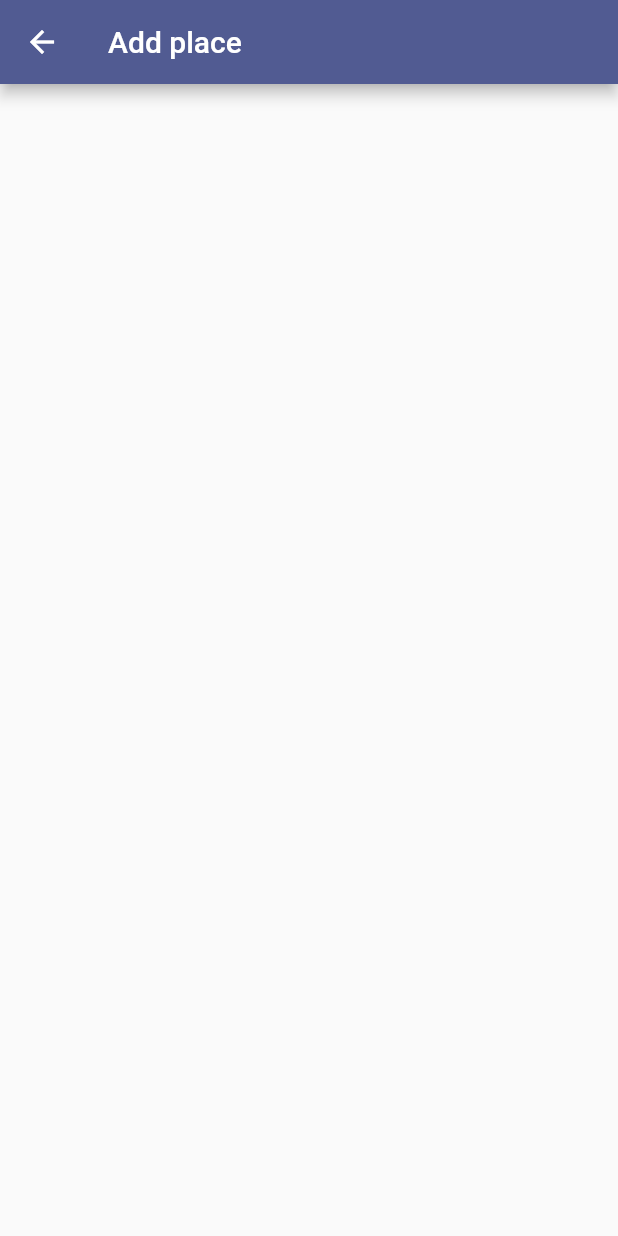
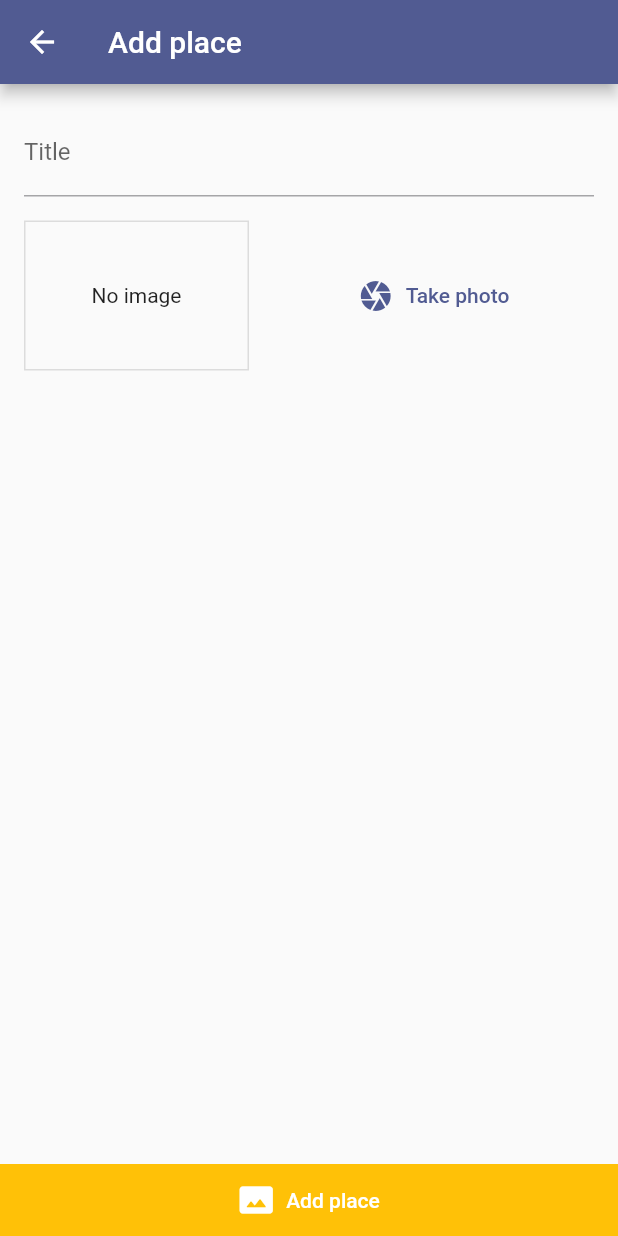
Before and after one commit to vPokladLI/great_places, a Flutter app: the screen it shows after launch, after a tap on the "add" icon, on a phone screen of 412 x 824 dp. Run offline on Flutter 3.47's test engine with Material 2 defaults, Android fonts, the phone set to English and light mode, and no system bars.

Commit message:
add input form

```diff
--- a/lib/main.dart
+++ b/lib/main.dart
@@ -24,7 +24,8 @@ class MyApp extends StatelessWidget {
       child: MaterialApp(
         title: 'Great places',
         theme: ThemeData(
-            colorScheme: ColorScheme.fromSeed(seedColor: Colors.indigo)),
+            colorScheme: ColorScheme.fromSeed(
+                seedColor: Colors.indigo, secondary: Colors.amber)),
         home: const PlacesScreen(),
         routes: {
           AddPlaceScreen.routName: (context) => const AddPlaceScreen(),
--- a/lib/pages/add_place_screen.dart
+++ b/lib/pages/add_place_screen.dart
@@ -1,4 +1,6 @@
 import 'package:flutter/material.dart';
+
+import '../widgets/image_input.dart';
 
 class AddPlaceScreen extends StatefulWidget {
   static String routName = '/add-place';
@@ -15,7 +17,38 @@ class _AddPlaceScreenState extends State<AddPlaceScreen> {
       appBar: AppBar(
         title: const Text('Add place'),
       ),
-      body: Container(),
+      body: Column(
+          mainAxisAlignment: MainAxisAlignment.spaceBetween,
+          crossAxisAlignment: CrossAxisAlignment.stretch,
+          children: [
+            Expanded(
+              child: Padding(
+                padding: const EdgeInsets.all(16.0),
+                child: SingleChildScrollView(
+                  child: Form(
+                    child: Column(children: [
+                      TextFormField(
+                        decoration: InputDecoration(labelText: 'Title'),
+                      ),
+                      SizedBox(
+                        height: 16,
+                      ),
+                      ImageInput(),
+                    ]),
+                  ),
+                ),
+              ),
+            ),
+            ElevatedButton.icon(
+                style: ElevatedButton.styleFrom(
+                    backgroundColor: Theme.of(context).colorScheme.secondary,
+                    padding: EdgeInsets.only(top: 12, bottom: 12),
+                    elevation: 0,
+                    shape: ContinuousRectangleBorder()),
+                onPressed: () {},
+                icon: Icon(Icons.photo_size_select_actual_rounded),
+                label: Text('Add place'))
+          ]),
     );
   }
 }
--- /dev/null
+++ b/lib/widgets/image_input.dart
@@ -0,0 +1,38 @@
+import 'package:flutter/material.dart';
+import 'dart:io';
+
+class ImageInput extends StatefulWidget {
+  const ImageInput({super.key});
+
+  @override
+  State<ImageInput> createState() => _ImageInputState();
+}
+
+class _ImageInputState extends State<ImageInput> {
+  File? _imageFIle;
+  @override
+  Widget build(BuildContext context) {
+    return Row(children: [
+      Container(
+          width: 150,
+          height: 100,
+          decoration: BoxDecoration(
+              border: Border.all(width: 1, color: Colors.black12)),
+          alignment: Alignment.center,
+          child: _imageFIle != null
+              ? Image.file(_imageFIle!)
+              : Text(
+                  "No image",
+                  textAlign: TextAlign.center,
+                )),
+      SizedBox(
+        width: 16,
+      ),
+      Expanded(
+          child: TextButton.icon(
+              onPressed: () {},
+              icon: Icon(Icons.camera),
+              label: Text('Take photo')))
+    ]);
+  }
+}
```
